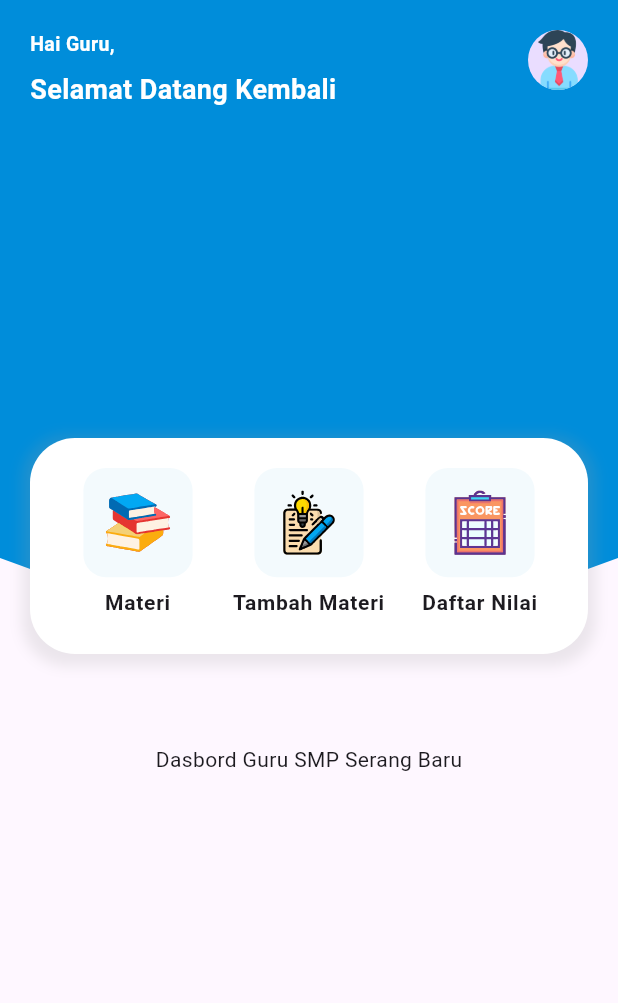
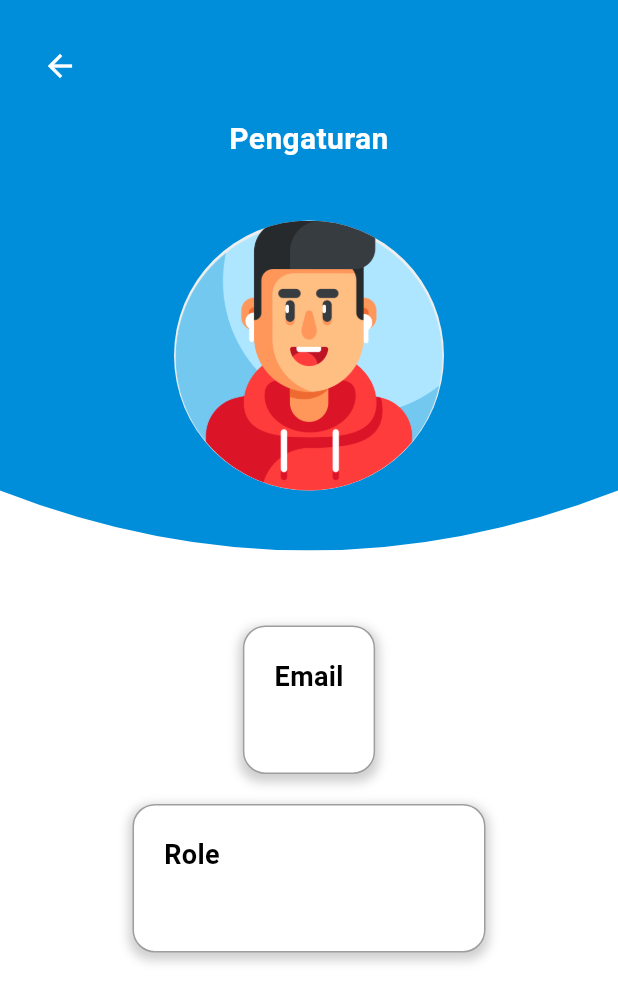
Before and after one commit to ArsalRR/aplikasi_belajar_bahasa_sunda, a Flutter app: the HomeGuruView screen opened by its route, after a tap on "Materi", on a phone screen of 412 x 824 dp. Shown: the top 1003 px of the screen. Run offline on Flutter 3.47's test engine with Material 3 defaults, Android fonts, the light colour scheme and no system bars; our stand-ins replace cloud_firestore, firebase_auth, firebase_core, firebase_storage, flutter_custom_clippers, flutter_svg and 3 more; accounts and stored records are empty; Roboto replaces fonts that are missing (Poppins); project files that could hold a hidden picture were left out.

Commit message:
update setting

```diff
--- a/lib/app/modules/home/views/home_view.dart
+++ b/lib/app/modules/home/views/home_view.dart
@@ -143,7 +143,7 @@ class HomeView extends GetView<HomeController> {
                     MenuWidget(
                       icon_path: "assets/svg/task.svg",
                       title: "Tugas",
-                      link: "/quiz",
+                      link: "/setting",
                     ),
                     MenuWidget(
                       icon_path: "assets/svg/school.svg",
--- a/lib/app/modules/home_guru/views/home_guru_view.dart
+++ b/lib/app/modules/home_guru/views/home_guru_view.dart
@@ -5,10 +5,11 @@ import 'package:firebase_auth/firebase_auth.dart';
 import 'package:quickalert/quickalert.dart';
 import '../controllers/home_guru_controller.dart';
 import 'package:flutter_custom_clippers/flutter_custom_clippers.dart';
+
 class HomeGuruView extends GetView<HomeGuruController> {
   const HomeGuruView({Key? key}) : super(key: key);
   @override
-Widget build(BuildContext context) {
+  Widget build(BuildContext context) {
     final Size size = MediaQuery.of(context).size;
 
     final User? user = FirebaseAuth.instance.currentUser;
@@ -136,7 +137,7 @@ Widget build(BuildContext context) {
                     MenuWidget(
                       icon_path: "assets/svg/book.svg",
                       title: "Materi",
-                      link: "/",
+                      link: "/setting",
                     ),
                     MenuWidget(
                       icon_path: "assets/svg/creative-writing.svg",
--- a/lib/app/modules/login/controllers/login_controller.dart
+++ b/lib/app/modules/login/controllers/login_controller.dart
@@ -11,7 +11,8 @@ class LoginController extends GetxController {
   FirebaseAuth auth = FirebaseAuth.instance;
   FirebaseFirestore firestore = FirebaseFirestore.instance;
 
-  Stream<User?> get streamAuthStatus => FirebaseAuth.instance.authStateChanges();
+  Stream<User?> get streamAuthStatus =>
+      FirebaseAuth.instance.authStateChanges();
 
   void login(String email, String password) async {
     try {
--- /dev/null
+++ b/lib/app/modules/setting/bindings/setting_binding.dart
@@ -0,0 +1,12 @@
+import 'package:get/get.dart';
+
+import '../controllers/setting_controller.dart';
+
+class SettingBinding extends Bindings {
+  @override
+  void dependencies() {
+    Get.lazyPut<SettingController>(
+      () => SettingController(),
+    );
+  }
+}
--- /dev/null
+++ b/lib/app/modules/setting/controllers/setting_controller.dart
@@ -0,0 +1,23 @@
+import 'package:get/get.dart';
+
+class SettingController extends GetxController {
+  //TODO: Implement SettingController
+
+  final count = 0.obs;
+  @override
+  void onInit() {
+    super.onInit();
+  }
+
+  @override
+  void onReady() {
+    super.onReady();
+  }
+
+  @override
+  void onClose() {
+    super.onClose();
+  }
+
+  void increment() => count.value++;
+}
--- /dev/null
+++ b/lib/app/modules/setting/views/setting_view.dart
@@ -0,0 +1,282 @@
+import 'package:flutter/material.dart';
+import 'package:get/get.dart';
+import 'package:firebase_auth/firebase_auth.dart';
+import 'package:cloud_firestore/cloud_firestore.dart';
+import 'package:firebase_storage/firebase_storage.dart';
+import 'package:image_picker/image_picker.dart';
+import 'dart:io';
+import 'package:flutter_custom_clippers/flutter_custom_clippers.dart';
+
+class SettingView extends StatefulWidget {
+  @override
+  _SettingViewState createState() => _SettingViewState();
+}
+
+class _SettingViewState extends State<SettingView> {
+  User? user = FirebaseAuth.instance.currentUser;
+  final FirebaseFirestore firestore = FirebaseFirestore.instance;
+  String _userRole = '';
+  String _profileImageUrl = '';
+  bool _isLoading = false;
+
+  @override
+  void initState() {
+    super.initState();
+    _fetchUserData();
+  }
+
+  void _fetchUserData() async {
+    if (user == null) {
+      print('Tidak ada user yang dimasukkan');
+      return;
+    }
+
+    try {
+      DocumentSnapshot userDoc =
+          await firestore.collection('users').doc(user!.uid).get();
+
+      if (userDoc.exists && userDoc.data() != null) {
+        Map<String, dynamic>? userData =
+            userDoc.data() as Map<String, dynamic>?;
+        setState(() {
+          _userRole = userData?['role'] ?? 'Unknown Role';
+          _profileImageUrl = userData?['profileImageUrl'] ?? '';
+        });
+      } else {
+        print('User document does not exist');
+      }
+    } catch (e) {
+      print('Error fetching user data: $e');
+      Get.snackbar(
+        'Error',
+        'Failed to fetch user data. Please try again.',
+        backgroundColor: Colors.red,
+        colorText: Colors.white,
+        snackPosition: SnackPosition.TOP,
+        duration: Duration(seconds: 3),
+        margin: EdgeInsets.all(12),
+      );
+    }
+  }
+
+  void _pickImage(ImageSource source) async {
+    final pickedFile = await ImagePicker().pickImage(source: source);
+    if (pickedFile != null) {
+      setState(() {
+        _isLoading = true;
+      });
+
+      File imageFile = File(pickedFile.path);
+      try {
+        if (user == null) {
+          print('user tidak terdaftar');
+          return;
+        }
+
+        String fileName = '${user!.uid}.jpg';
+        TaskSnapshot snapshot = await FirebaseStorage.instance
+            .ref()
+            .child('profile_images')
+            .child(fileName)
+            .putFile(imageFile);
+
+        String downloadUrl = await snapshot.ref.getDownloadURL();
+
+        await firestore.collection('users').doc(user!.uid).update({
+          'profileImageUrl': downloadUrl,
+        });
+
+        setState(() {
+          _profileImageUrl = downloadUrl;
+          _isLoading = false;
+        });
+      } catch (e) {
+        print('Error uploading image: $e');
+        setState(() {
+          _isLoading = false;
+        });
+      }
+    }
+  }
+
+  void _showImageOptions() {
+    showModalBottomSheet(
+      context: context,
+      builder: (context) => Container(
+        padding: const EdgeInsets.all(20),
+        child: Column(
+          mainAxisSize: MainAxisSize.min,
+          children: [
+            ListTile(
+              leading: Icon(Icons.photo_camera),
+              title: Text('Take a Photo'),
+              onTap: () {
+                Navigator.pop(context);
+                _pickImage(ImageSource.camera);
+              },
+            ),
+            ListTile(
+              leading: Icon(Icons.photo_library),
+              title: Text('Choose from Gallery'),
+              onTap: () {
+                Navigator.pop(context);
+                _pickImage(ImageSource.gallery);
+              },
+            ),
+          ],
+        ),
+      ),
+    );
+  }
+
+  @override
+  Widget build(BuildContext context) {
+    final String userEmail = user?.email ?? 'User';
+
+    return Scaffold(
+      backgroundColor: Colors.white,
+      body: SafeArea(
+        child: SingleChildScrollView(
+          child: Column(
+            children: [
+              ClipPath(
+                clipper: OvalBottomBorderClipper(),
+                child: Container(
+                  padding:
+                      EdgeInsets.symmetric(horizontal: 16.0, vertical: 20.0),
+                  color: Color(0xff008DDA),
+                  child: Column(
+                    children: [
+                      Align(
+                        alignment: Alignment.topLeft,
+                        child: IconButton(
+                          icon: Icon(Icons.arrow_back, color: Colors.white),
+                          onPressed: () => Get.back(),
+                        ),
+                      ),
+                      SizedBox(height: 10),
+                      Text(
+                        'Pengaturan',
+                        style: TextStyle(
+                          fontSize: 20,
+                          fontWeight: FontWeight.bold,
+                          fontFamily: 'Poppins',
+                          color: Colors.white,
+                        ),
+                        textAlign: TextAlign.center,
+                      ),
+                      SizedBox(height: 40),
+                      Center(
+                        child: GestureDetector(
+                          onTap: _showImageOptions,
+                          child: Stack(
+                            alignment: Alignment.center,
+                            children: [
+                              CircleAvatar(
+                                radius: 90,
+                                backgroundColor: Colors.grey[200],
+                                backgroundImage: _profileImageUrl.isNotEmpty
+                                    ? NetworkImage(_profileImageUrl)
+                                    : AssetImage('assets/img/gamer.png')
+                                        as ImageProvider,
+                              ),
+                              if (_isLoading)
+                                CircularProgressIndicator(
+                                  valueColor: AlwaysStoppedAnimation<Color>(
+                                    Colors.blue,
+                                  ),
+                                ),
+                            ],
+                          ),
+                        ),
+                      ),
+                      SizedBox(height: 20),
+                    ],
+                  ),
+                ),
+              ),
+              SizedBox(height: 50),
+              Container(
+                margin: const EdgeInsets.symmetric(horizontal: 20),
+                padding: const EdgeInsets.all(20),
+                decoration: BoxDecoration(
+                  borderRadius: BorderRadius.circular(15),
+                  border: Border.all(color: Colors.grey),
+                  color: Colors.white,
+                  boxShadow: [
+                    BoxShadow(
+                      color: Colors.grey.withOpacity(0.5),
+                      spreadRadius: 2,
+                      blurRadius: 5,
+                      offset: Offset(0, 3),
+                    ),
+                  ],
+                ),
+                child: Column(
+                  crossAxisAlignment: CrossAxisAlignment.start,
+                  children: [
+                    Text(
+                      'Email',
+                      style: TextStyle(
+                        fontSize: 18,
+                        fontWeight: FontWeight.bold,
+                        color: Colors.black,
+                      ),
+                    ),
+                    SizedBox(height: 8),
+                    Text(
+                      userEmail,
+                      style: TextStyle(
+                        fontSize: 16,
+                        color: Colors.black87,
+                      ),
+                    ),
+                  ],
+                ),
+              ),
+              SizedBox(height: 20),
+              Container(
+                margin: const EdgeInsets.symmetric(horizontal: 20),
+                padding: const EdgeInsets.all(20),
+                decoration: BoxDecoration(
+                  borderRadius: BorderRadius.circular(15),
+                  border: Border.all(color: Colors.grey),
+                  color: Colors.white,
+                  boxShadow: [
+                    BoxShadow(
+                      color: Colors.grey.withOpacity(0.5),
+                      spreadRadius: 2,
+                      blurRadius: 5,
+                      offset: Offset(0, 3),
+                    ),
+                  ],
+                ),
+                child: Column(
+                  crossAxisAlignment: CrossAxisAlignment.start,
+                  children: [
+                    Text(
+                      'Role                                 ',
+                      style: TextStyle(
+                        fontSize: 18,
+                        fontWeight: FontWeight.bold,
+                        color: Colors.black,
+                      ),
+                    ),
+                    SizedBox(height: 8),
+                    Text(
+                      _userRole,
+                      style: TextStyle(
+                        fontSize: 16,
+                        color: Colors.black87,
+                      ),
+                    ),
+                  ],
+                ),
+              ),
+            ],
+          ),
+        ),
+      ),
+    );
+  }
+}
--- a/lib/app/routes/app_pages.dart
+++ b/lib/app/routes/app_pages.dart
@@ -16,6 +16,8 @@ import '../modules/register/bindings/register_binding.dart';
 import '../modules/register/views/register_view.dart';
 import '../modules/reset_password/bindings/reset_password_binding.dart';
 import '../modules/reset_password/views/reset_password_view.dart';
+import '../modules/setting/bindings/setting_binding.dart';
+import '../modules/setting/views/setting_view.dart';
 import '../modules/splash/bindings/splash_binding.dart';
 import '../modules/splash/views/splash_view.dart';
 import '../modules/tentang_sekolah/bindings/tentang_sekolah_binding.dart';
@@ -79,5 +81,10 @@ class AppPages {
       page: () => const SplashView(),
       binding: SplashBinding(),
     ),
+    GetPage(
+      name: _Paths.SETTING,
+      page: () => SettingView(),
+      binding: SettingBinding(),
+    ),
   ];
 }
--- a/lib/app/routes/app_routes.dart
+++ b/lib/app/routes/app_routes.dart
@@ -13,6 +13,7 @@ abstract class Routes {
   static const HOME_GURU = _Paths.HOME_GURU;
   static const TENTANG_SEKOLAH = _Paths.TENTANG_SEKOLAH;
   static const SPLASH = _Paths.SPLASH;
+  static const SETTING = _Paths.SETTING;
 }
 
 abstract class _Paths {
@@ -27,4 +28,5 @@ abstract class _Paths {
   static const HOME_GURU = '/home-guru';
   static const TENTANG_SEKOLAH = '/tentang-sekolah';
   static const SPLASH = '/splash';
+  static const SETTING = '/setting';
 }
--- a/lib/main.dart
+++ b/lib/main.dart
@@ -13,7 +13,9 @@ void main() async {
           apiKey: "AIzaSyATHaKgPOBKm7puAv132W6BxPj7Dy5D-Rs",
           appId: "1:790355774790:android:a0d7d3026b1e4097956947",
           messagingSenderId: "790355774790",
-          projectId: "my-project-f34c5"));
+          projectId: "my-project-f34c5",
+          storageBucket: "my-project-f34c5.appspot.com"));
+
   runApp(MyApp());
 }
 
```
Also changed, not shown: pubspec.lock.
